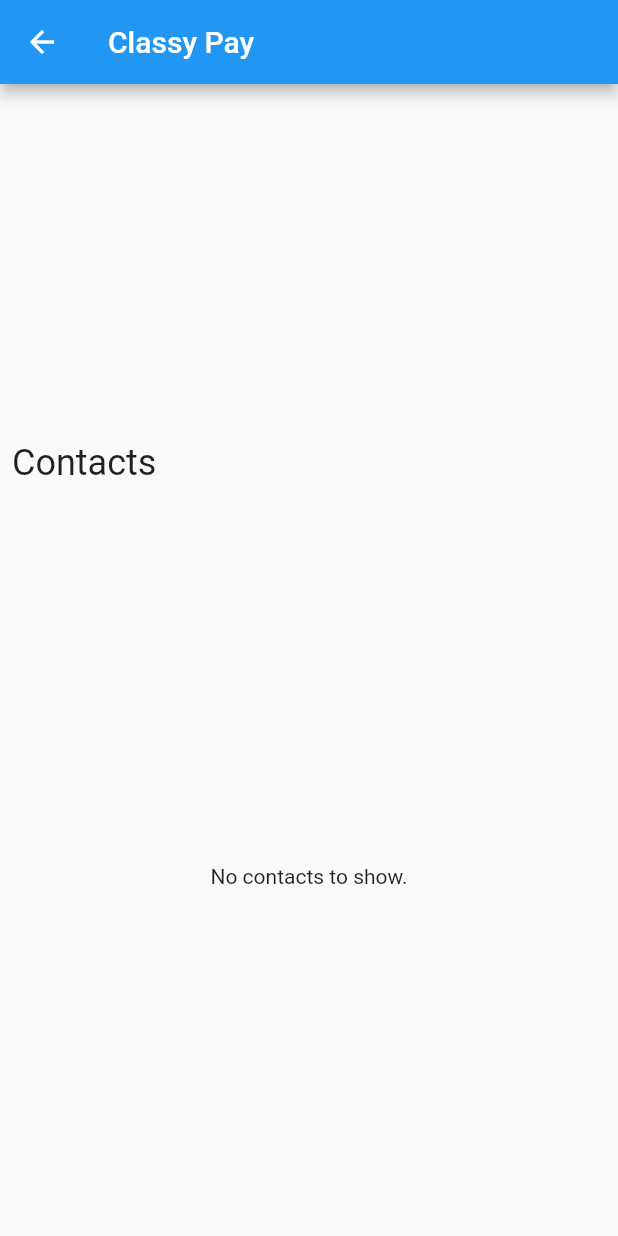
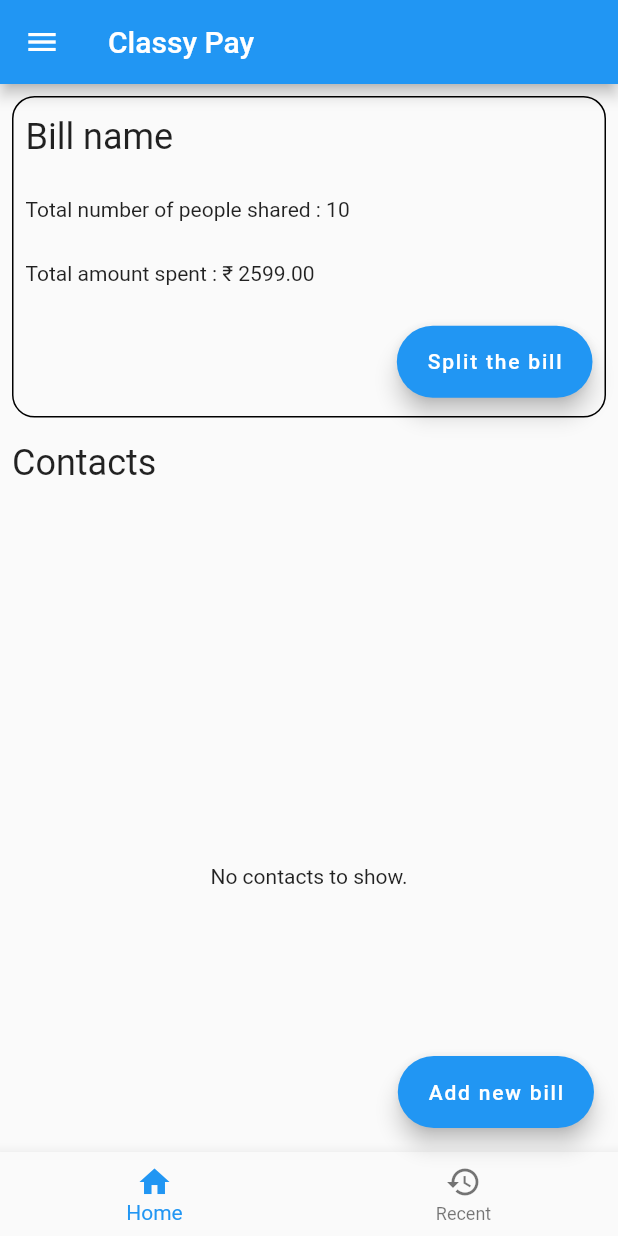
Before and after one commit to krishna13052001/classypay, a Flutter app: the HomeScreen screen opened by its route, on a phone screen of 412 x 824 dp. Run offline on Flutter 3.47's test engine with Material 2 defaults, Android fonts, the phone set to English and light mode, and no system bars; our stand-ins replace contacts_service, permission_handler, pin_code_fields.

Commit message:
Prototype app completed

```diff
--- a/lib/main.dart
+++ b/lib/main.dart
@@ -17,8 +17,7 @@
         theme: ThemeData(
           primarySwatch: Colors.blue,
         ),
-        // home: LogInScreen(),
-        home: HomeScreen(),
+        home: LogInScreen(),
         routes: {
           LogInScreen.routeName: (ctx) => LogInScreen(),
           RegistrationScreen.routeName: (ctx) => RegistrationScreen(),
--- a/lib/models/app_user.dart
+++ b/lib/models/app_user.dart
@@ -9,7 +9,7 @@
     required this.phoneNumber,
   });
 
-  static AppUser fromMap(Map<String, dynamic> doc) =>
+  factory AppUser.fromJson(Map<String, dynamic> doc) =>
       AppUser(id: doc['id'], name: doc['name'], phoneNumber: doc['phNo']);
 
   Map<String, dynamic> toJson() =>
--- a/lib/screens/home_screen.dart
+++ b/lib/screens/home_screen.dart
@@ -1,31 +1,65 @@
+import 'package:classypay/screens/add_bill_screen.dart';
+import 'package:classypay/screens/login_screen.dart';
 import 'package:flutter/material.dart';
 
-import '../widgets/contact_list.dart';
+import '../widgets/home.dart';
+import '../widgets/recent.dart';
 
-class HomeScreen extends StatelessWidget {
+class HomeScreen extends StatefulWidget {
   static const routeName = './home';
 
   HomeScreen({Key? key}) : super(key: key);
 
+  @override
+  _HomeScreenState createState() => _HomeScreenState();
+}
+
+class _HomeScreenState extends State<HomeScreen> {
   final PreferredSizeWidget appBar = AppBar(title: Text('Classy Pay'));
+  int _index = 0;
+  double _height = 0.0;
 
   @override
   Widget build(BuildContext context) {
-    double height = MediaQuery.of(context).size.height -
+    _height = MediaQuery.of(context).size.height -
         appBar.preferredSize.height -
         MediaQuery.of(context).padding.top;
     return Scaffold(
-        appBar: appBar,
-        body: Container(
-            child: ListView(children: [
-          Container(height: height * 0.3),
-          SizedBox(
-            height: height * 0.075,
-            child: Padding(
-                padding: const EdgeInsets.all(8.0),
-                child: Text('Contacts', style: TextStyle(fontSize: 24))),
-          ),
-          SizedBox(height: height * 0.625, child: ContactList())
-        ])));
+      appBar: appBar,
+      body: _index == 0 ? Home(height: _height) : Recent(),
+      floatingActionButton: FloatingActionButton.extended(
+          onPressed: () => Navigator.of(context).push(MaterialPageRoute(
+                builder: (context) => AddBillScreen(),
+              )),
+          label: Text('Add new bill')),
+      drawer: Drawer(
+          child: ListView(children: [
+        Container(
+            alignment: Alignment.center,
+            child: Text('Welcome to Classy Pay',
+                style: TextStyle(color: Colors.white, fontSize: 28)),
+            color: Colors.blue,
+            height: 200),
+        TextButton.icon(
+            onPressed: () => Navigator.of(context).pushNamedAndRemoveUntil(
+                LogInScreen.routeName, (route) => false),
+            icon: Icon(Icons.logout),
+            label: Text("Logout"))
+      ])),
+      bottomNavigationBar: BottomNavigationBar(
+        items: [
+          BottomNavigationBarItem(icon: Icon(Icons.home), label: "Home"),
+          BottomNavigationBarItem(icon: Icon(Icons.history), label: "Recent")
+        ],
+        currentIndex: _index,
+        onTap: (value) {
+          if (value != _index) {
+            setState(() {
+              _index = value;
+            });
+          }
+        },
+      ),
+    );
   }
 }
--- /dev/null
+++ b/lib/screens/split_bill_screen.dart
@@ -0,0 +1,75 @@
+import 'package:flutter/material.dart';
+
+class SplitBillScreen extends StatelessWidget {
+  const SplitBillScreen({Key? key}) : super(key: key);
+
+  @override
+  Widget build(BuildContext context) {
+    return Scaffold(
+      appBar: AppBar(title: Text("Split the bill")),
+      body: ListView(
+        padding: const EdgeInsets.all(8.0),
+        children: [
+          SizedBox(height: 10),
+          Text("Created by : name 1"),
+          SizedBox(height: 10),
+          Text("Contributed : \u20b9 399.00"),
+          SizedBox(height: 10),
+          Text("Amount to be paid : \u20b9 700.00"),
+          SizedBox(height: 10),
+          Text("Amount gined in return : \u20b9 0.00"),
+          SizedBox(height: 10),
+          OutlinedButton(onPressed: () {}, child: Text('Pay your part')),
+          SizedBox(height: 10),
+          Text("Contributer 1 : Contributer name 1"),
+          SizedBox(height: 10),
+          Text("Contributed : \u20b9 499.00"),
+          SizedBox(height: 10),
+          Text("Amount to be paid : \u20b9 600.00"),
+          SizedBox(height: 10),
+          Text("Amount to send : \u20b9 0.00"),
+          SizedBox(height: 10),
+          Row(
+            mainAxisAlignment: MainAxisAlignment.spaceAround,
+            children: [
+              OutlinedButton(onPressed: () {}, child: Text("Request to pay")),
+              OutlinedButton(onPressed: () {}, child: Text("Send amount"))
+            ],
+          ),
+          SizedBox(height: 10),
+          Text("Contributer 2 : Contributer name 2"),
+          SizedBox(height: 10),
+          Text("Contributed : \u20b9 999.00"),
+          SizedBox(height: 10),
+          Text("Amount to be paid : \u20b9 0.00"),
+          SizedBox(height: 10),
+          Text("Amount to send : \u20b9 499.00"),
+          SizedBox(height: 10),
+          Row(
+            mainAxisAlignment: MainAxisAlignment.spaceAround,
+            children: [
+              OutlinedButton(onPressed: () {}, child: Text("Request to pay")),
+              OutlinedButton(onPressed: () {}, child: Text("Send amount"))
+            ],
+          ),
+          SizedBox(height: 10),
+          Text("Contributer 3 : Contributer name 3"),
+          SizedBox(height: 10),
+          Text("Contributed : \u20b9 1000.00"),
+          SizedBox(height: 10),
+          Text("Amount to be paid : \u20b9 0.00"),
+          SizedBox(height: 10),
+          Text("Amount to send : \u20b9 399.00"),
+          SizedBox(height: 10),
+          Row(
+            mainAxisAlignment: MainAxisAlignment.spaceAround,
+            children: [
+              OutlinedButton(onPressed: () {}, child: Text("Request to pay")),
+              OutlinedButton(onPressed: () {}, child: Text("Send amount"))
+            ],
+          ),
+        ],
+      ),
+    );
+  }
+}
--- /dev/null
+++ b/lib/screens/view_bill_screen.dart
@@ -0,0 +1,45 @@
+import 'package:flutter/material.dart';
+
+class ViewBillScreen extends StatelessWidget {
+  const ViewBillScreen({Key? key}) : super(key: key);
+
+  @override
+  Widget build(BuildContext context) {
+    return Scaffold(
+        appBar: AppBar(title: Text("Bill name")),
+        body: ListView(padding: const EdgeInsets.all(8.0), children: [
+          SizedBox(height: 10),
+          Text("Created by : name 1"),
+          SizedBox(height: 10),
+          Text("Contributed : \u20b9 399.00"),
+          SizedBox(height: 10),
+          Text("Amount paid in return : \u20b9 700.00"),
+          SizedBox(height: 10),
+          Text("Amount gined in return : \u20b9 0.00"),
+          SizedBox(height: 10),
+          Text("Contributer 1 : Contributer name 1"),
+          SizedBox(height: 10),
+          Text("Contributed : \u20b9 499.00"),
+          SizedBox(height: 10),
+          Text("Amount pain in return : \u20b9 600.00"),
+          SizedBox(height: 10),
+          Text("Amount gined in retur : \u20b9 0.00"),
+          SizedBox(height: 10),
+          Text("Contributer 2 : Contributer name 2"),
+          SizedBox(height: 10),
+          Text("Contributed : \u20b9 999.00"),
+          SizedBox(height: 10),
+          Text("Amount pain in return : \u20b9 0.00"),
+          SizedBox(height: 10),
+          Text("Amount gined in return : \u20b9 499.00"),
+          SizedBox(height: 10),
+          Text("Contributer 3 : Contributer name 3"),
+          SizedBox(height: 10),
+          Text("Contributed : \u20b9 1000.00"),
+          SizedBox(height: 10),
+          Text("Amount pain in return : \u20b9 0.00"),
+          SizedBox(height: 10),
+          Text("Amount gined in return : \u20b9 399.00"),
+        ]));
+  }
+}
--- /dev/null
+++ b/lib/widgets/home.dart
@@ -0,0 +1,60 @@
+import 'package:classypay/screens/split_bill_screen.dart';
+import 'package:flutter/material.dart';
+
+import 'contact_list.dart';
+
+class Home extends StatelessWidget {
+  const Home({
+    Key? key,
+    required double height,
+  })  : _height = height,
+        super(key: key);
+
+  final double _height;
+
+  @override
+  Widget build(BuildContext context) {
+    return Container(
+        child: ListView(children: [
+      Container(
+          height: _height * 0.3,
+          child: Container(
+            margin: const EdgeInsets.all(8.0),
+            decoration: BoxDecoration(
+                border: Border.all(color: Colors.black),
+                borderRadius: BorderRadius.circular(15.0)),
+            child: Padding(
+              padding: const EdgeInsets.all(8.0),
+              child: Column(
+                crossAxisAlignment: CrossAxisAlignment.start,
+                mainAxisAlignment: MainAxisAlignment.spaceAround,
+                children: [
+                  Text("Bill name", style: TextStyle(fontSize: 24)),
+                  SizedBox(height: 10),
+                  Text("Total number of people shared : 10"),
+                  SizedBox(height: 10),
+                  Text("Total amount spent : \u20b9 2599.00"),
+                  SizedBox(height: 10),
+                  Align(
+                    alignment: Alignment.centerRight,
+                    child: FloatingActionButton.extended(
+                        onPressed: () => Navigator.of(context).push(
+                            MaterialPageRoute(
+                                builder: (context) => SplitBillScreen())),
+                        label: Text("Split the bill"),
+                        heroTag: 1),
+                  ),
+                ],
+              ),
+            ),
+          )),
+      SizedBox(
+        height: _height * 0.075,
+        child: Padding(
+            padding: const EdgeInsets.all(8.0),
+            child: Text('Contacts', style: TextStyle(fontSize: 24))),
+      ),
+      SizedBox(height: _height * 0.625, child: ContactList())
+    ]));
+  }
+}
```
Also changed, not shown: lib/screens/add_bill_screen.dart (added, +98 -0 lines), lib/widgets/recent.dart (added, +34 -0 lines).
